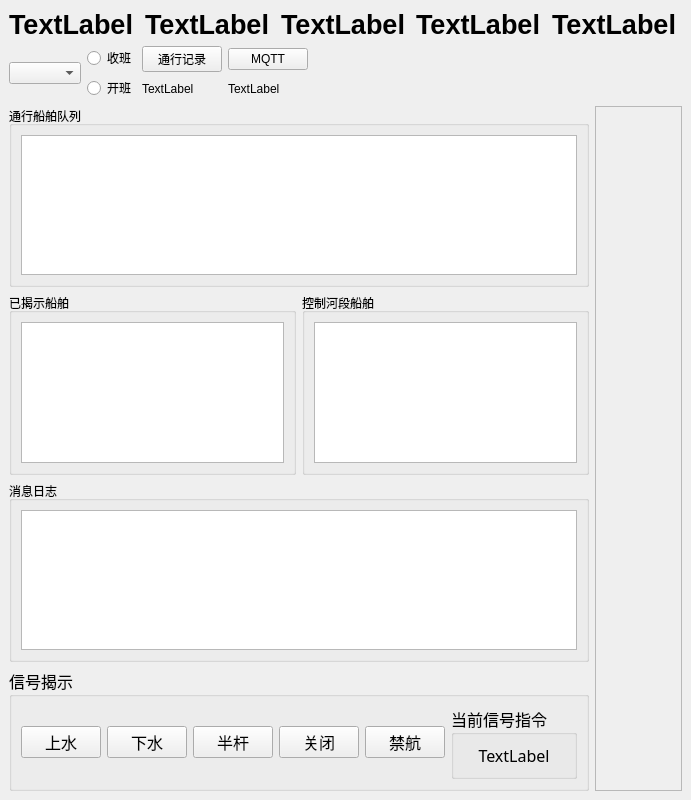
tengxinlin/controlSystem, file mainwindow.ui: the form before one commit.
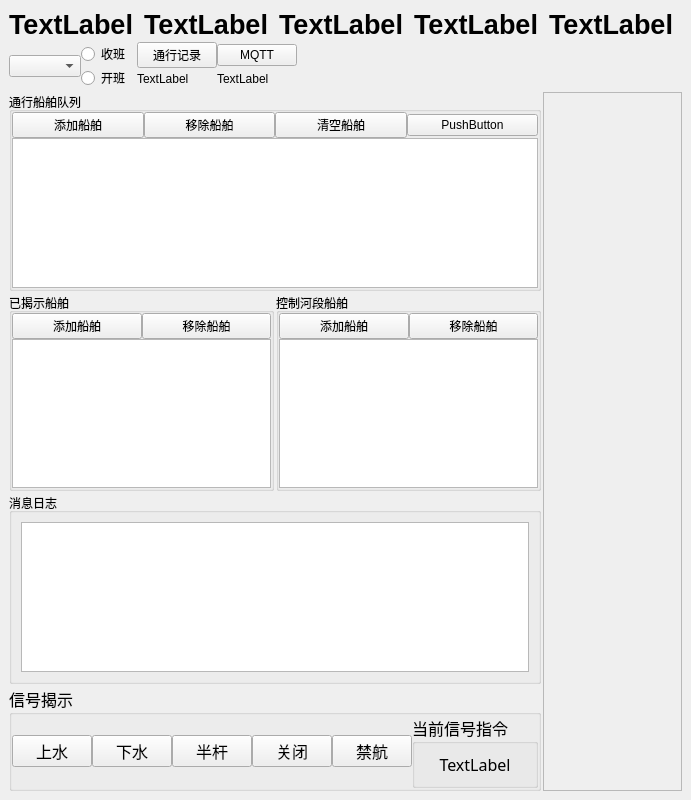
The form after the commit.

Patch:
```diff
--- a/mainwindow.ui
+++ b/mainwindow.ui
@@ -17,8 +17,14 @@
    <layout class="QVBoxLayout" name="verticalLayout_4">
     <item>
      <layout class="QVBoxLayout" name="verticalLayout_3">
+      <property name="spacing">
+       <number>2</number>
+      </property>
       <item>
        <layout class="QHBoxLayout" name="horizontalLayout_lable">
+        <property name="spacing">
+         <number>2</number>
+        </property>
         <item>
          <widget class="QLabel" name="label_time">
           <property name="font">
@@ -93,6 +99,9 @@
       </item>
       <item>
        <layout class="QHBoxLayout" name="horizontalLayout_top" stretch="20,20,60">
+        <property name="spacing">
+         <number>0</number>
+        </property>
         <item>
          <layout class="QHBoxLayout" name="horizontalLayout">
           <item>
@@ -175,7 +184,60 @@
             <property name="title">
              <string>通行船舶队列</string>
             </property>
-            <layout class="QHBoxLayout" name="horizontalLayout_7">
+            <layout class="QVBoxLayout" name="verticalLayout_5">
+             <property name="spacing">
+              <number>0</number>
+             </property>
+             <property name="leftMargin">
+              <number>0</number>
+             </property>
+             <property name="topMargin">
+              <number>0</number>
+             </property>
+             <property name="rightMargin">
+              <number>0</number>
+             </property>
+             <property name="bottomMargin">
+              <number>0</number>
+             </property>
+             <item>
+              <layout class="QHBoxLayout" name="horizontalLayout_9">
+               <property name="spacing">
+                <number>0</number>
+               </property>
+               <property name="sizeConstraint">
+                <enum>QLayout::SetMinimumSize</enum>
+               </property>
+               <item>
+                <widget class="QPushButton" name="pushButton_addship">
+                 <property name="text">
+                  <string>添加船舶</string>
+                 </property>
+                </widget>
+               </item>
+               <item>
+                <widget class="QPushButton" name="pushButton_2">
+                 <property name="text">
+                  <string>移除船舶</string>
+                 </property>
+                </widget>
+               </item>
+               <item>
+                <widget class="QPushButton" name="pushButton">
+                 <property name="text">
+                  <string>清空船舶</string>
+                 </property>
+                </widget>
+               </item>
+               <item>
+                <widget class="QPushButton" name="pushButton_3">
+                 <property name="text">
+                  <string>PushButton</string>
+                 </property>
+                </widget>
+               </item>
+              </layout>
+             </item>
              <item>
               <widget class="QTableWidget" name="tableWidget_pending">
                <property name="sortingEnabled">
@@ -199,7 +261,43 @@
               <property name="title">
                <string>已揭示船舶</string>
               </property>
-              <layout class="QHBoxLayout" name="horizontalLayout_4">
+              <layout class="QVBoxLayout" name="verticalLayout_6">
+               <property name="spacing">
+                <number>0</number>
+               </property>
+               <property name="leftMargin">
+                <number>0</number>
+               </property>
+               <property name="topMargin">
+                <number>0</number>
+               </property>
+               <property name="rightMargin">
+                <number>0</number>
+               </property>
+               <property name="bottomMargin">
+                <number>0</number>
+               </property>
+               <item>
+                <layout class="QHBoxLayout" name="horizontalLayout_4">
+                 <property name="spacing">
+                  <number>0</number>
+                 </property>
+                 <item>
+                  <widget class="QPushButton" name="pushButton_5">
+                   <property name="text">
+                    <string>添加船舶</string>
+                   </property>
+                  </widget>
+                 </item>
+                 <item>
+                  <widget class="QPushButton" name="pushButton_4">
+                   <property name="text">
+                    <string>移除船舶</string>
+                   </property>
+                  </widget>
+                 </item>
+                </layout>
+               </item>
                <item>
                 <widget class="QTableWidget" name="tableWidget_command"/>
                </item>
@@ -211,7 +309,43 @@
               <property name="title">
                <string>控制河段船舶</string>
               </property>
-              <layout class="QHBoxLayout" name="horizontalLayout_5">
+              <layout class="QVBoxLayout" name="verticalLayout_7">
+               <property name="spacing">
+                <number>0</number>
+               </property>
+               <property name="leftMargin">
+                <number>0</number>
+               </property>
+               <property name="topMargin">
+                <number>0</number>
+               </property>
+               <property name="rightMargin">
+                <number>0</number>
+               </property>
+               <property name="bottomMargin">
+                <number>0</number>
+               </property>
+               <item>
+                <layout class="QHBoxLayout" name="horizontalLayout_5">
+                 <property name="spacing">
+                  <number>0</number>
+                 </property>
+                 <item>
+                  <widget class="QPushButton" name="pushButton_7">
+                   <property name="text">
+                    <string>添加船舶</string>
+                   </property>
+                  </widget>
+                 </item>
+                 <item>
+                  <widget class="QPushButton" name="pushButton_6">
+                   <property name="text">
+                    <string>移除船舶</string>
+                   </property>
+                  </widget>
+                 </item>
+                </layout>
+               </item>
                <item>
                 <widget class="QTableWidget" name="tableWidget_control"/>
                </item>
@@ -244,6 +378,21 @@
              <string>信号揭示</string>
             </property>
             <layout class="QHBoxLayout" name="horizontalLayout_2">
+             <property name="spacing">
+              <number>0</number>
+             </property>
+             <property name="leftMargin">
+              <number>0</number>
+             </property>
+             <property name="topMargin">
+              <number>0</number>
+             </property>
+             <property name="rightMargin">
+              <number>0</number>
+             </property>
+             <property name="bottomMargin">
+              <number>0</number>
+             </property>
              <item>
               <layout class="QHBoxLayout" name="horizontalLayout_signalDeal">
                <item>
```
Left out of the diff: 2 changed lines with no effect on the pictures.
